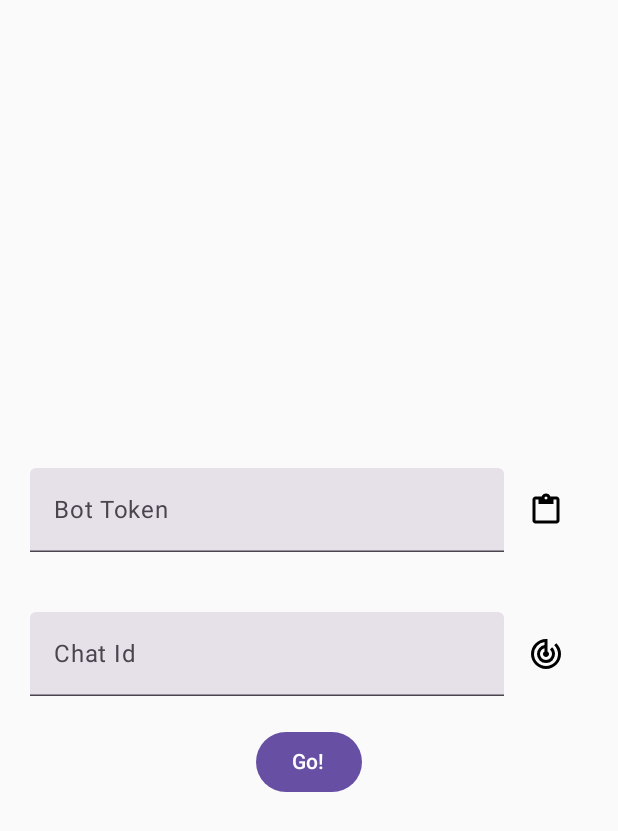
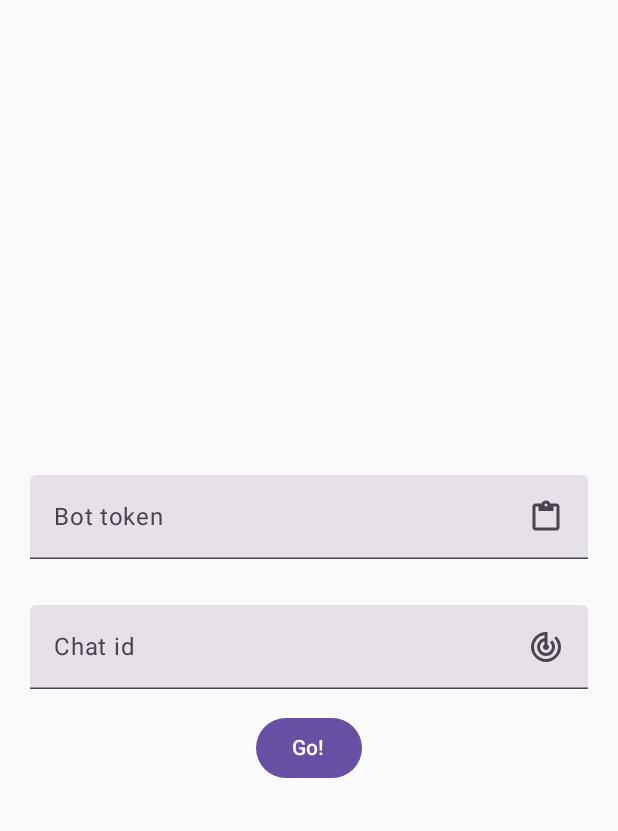
Before and after one commit to icewithcola/message2Tg, an Android app built with Jetpack Compose: the screen it shows after launch (MainActivity), on a phone screen of 412 x 824 dp. Shown: the top 831 px of the screen. Run offline under Robolectric (Android 15) with nearby library versions, the phone set to English and light mode, and no system bars.

Commit message:
format code and optimize code style

```diff
--- a/app/src/main/java/uk/kagurach/message2TG/MainActivity.kt
+++ b/app/src/main/java/uk/kagurach/message2TG/MainActivity.kt
@@ -4,31 +4,23 @@ import android.Manifest.permission
 import android.content.ClipDescription.MIMETYPE_TEXT_PLAIN
 import android.content.ClipboardManager
 import android.content.Context
-import android.content.Intent
 import android.content.pm.PackageManager
 import android.os.Bundle
 import android.widget.Toast
 import androidx.activity.ComponentActivity
 import androidx.activity.compose.setContent
 import androidx.activity.enableEdgeToEdge
-import androidx.compose.foundation.horizontalScroll
 import androidx.compose.foundation.layout.Arrangement
 import androidx.compose.foundation.layout.Box
 import androidx.compose.foundation.layout.Column
-import androidx.compose.foundation.layout.Row
 import androidx.compose.foundation.layout.fillMaxSize
 import androidx.compose.foundation.layout.fillMaxWidth
 import androidx.compose.foundation.layout.navigationBarsPadding
 import androidx.compose.foundation.layout.padding
 import androidx.compose.foundation.layout.size
 import androidx.compose.foundation.layout.statusBarsPadding
-import androidx.compose.foundation.rememberScrollState
-import androidx.compose.foundation.text.KeyboardOptions
 import androidx.compose.material3.Button
-import androidx.compose.material3.Icon
-import androidx.compose.material3.IconButton
 import androidx.compose.material3.Text
-import androidx.compose.material3.TextField
 import androidx.compose.runtime.Composable
 import androidx.compose.runtime.getValue
 import androidx.compose.runtime.mutableLongStateOf
@@ -37,15 +29,17 @@ import androidx.compose.runtime.remember
 import androidx.compose.runtime.setValue
 import androidx.compose.ui.Alignment
 import androidx.compose.ui.Modifier
-import androidx.compose.ui.graphics.Color
 import androidx.compose.ui.res.painterResource
 import androidx.compose.ui.text.TextStyle
 import androidx.compose.ui.text.font.FontFamily
 import androidx.compose.ui.text.input.KeyboardType
+import androidx.compose.ui.text.input.PasswordVisualTransformation
+import androidx.compose.ui.text.input.VisualTransformation
 import androidx.compose.ui.unit.dp
 import androidx.core.app.ActivityCompat
 import androidx.core.content.ContextCompat
 import androidx.core.content.ContextCompat.getSystemService
+import uk.kagurach.message2TG.ui.compose.Inputer
 import uk.kagurach.tgbotapi.BotApiImpl
 
 class MainActivity : ComponentActivity() {
@@ -71,8 +65,8 @@ class MainActivity : ComponentActivity() {
     var token: String = ""
     var chatId: Long = 0
     storage.getDefaults { s, l ->
-      token = s?:""
-      chatId = l?:0
+      token = s ?: ""
+      chatId = l ?: 0
     }
 
     setContent {
@@ -83,85 +77,70 @@ class MainActivity : ComponentActivity() {
             .statusBarsPadding()
             .navigationBarsPadding()
         )
-        SettingPage(baseContext,token,chatId)
+        MainPage(baseContext, token, chatId)
       }
     }
   }
 }
 
 @Composable
-fun SettingPage(ctx: Context,defaultToken: String,defaultChatId: Long) {
-  var token by remember {
-    mutableStateOf(defaultToken)
-  }
-  var chatId by remember {
-    mutableLongStateOf(defaultChatId)
-  }
+fun MainPage(ctx: Context, defaultToken: String, defaultChatId: Long) {
+  var token by remember { mutableStateOf(defaultToken) }
+  var chatId by remember { mutableLongStateOf(defaultChatId) }
+  var tokenVisibility by remember { mutableStateOf(false) }
 
-  var botTokenTextColor by remember {
-    mutableStateOf(Color.Black)
-  }
-
-  var passwordVisibility
-
-  val rowStyle = Modifier
+  val inputer = Inputer(
+    inputTextStyle = TextStyle(
+      fontFamily = FontFamily.Monospace
+    ),
+    textFieldSharedModifier = Modifier
       .fillMaxWidth()
-    .padding(vertical = 20.dp, horizontal = 20.dp)
-
-
+      .padding(vertical = 15.dp, horizontal = 20.dp),
+    iconModifier = Modifier
+      .size(56.dp)
+  )
   Column(
     modifier = Modifier.fillMaxSize(),
     horizontalAlignment = Alignment.CenterHorizontally,
     verticalArrangement = Arrangement.Center
   ) {
-    Row(modifier = rowStyle) {
-      TextField(
+    inputer.InputBox(
       value = token,
-        onValueChange = { token = it.trimIndent() },
-        label = { Text(text = "Bot Token") },
-        maxLines = 1,
-        textStyle = TextStyle(
-          fontFamily = FontFamily.Monospace,
-          color = botTokenTextColor
-        ),
-
-        modifier = Modifier
-          .weight(1f)
-          .horizontalScroll(rememberScrollState())
-      )
-
-      IconButton(
-        onClick = {
+      labelText = "Bot token",
+      iconPainter = painterResource(R.drawable.content_paste),
+      onValueChange = {
+        token = it.trimIndent()
+      },
+      iconButtonOnClick = {
         val clipboard = getSystemService(ctx, ClipboardManager::class.java)
         if (clipboard == null ||
           clipboard.primaryClipDescription?.hasMimeType(MIMETYPE_TEXT_PLAIN) != true
         ) {
-            return@IconButton
+          return@InputBox
         }
         val pasteData = clipboard.primaryClip?.getItemAt(0)
         if (pasteData != null) {
           token = pasteData.text.toString().split('\n')[0].trimIndent()
         }
-          botTokenTextColor = Color.Black
       },
-        modifier = Modifier.size(56.dp)
-      ) {
-        Icon(
-          painter = painterResource(R.drawable.content_paste),
-          contentDescription = "paste"
+      onFocusChanged = { focusState ->
+        tokenVisibility = focusState.hasFocus
+      },
+      visualTransformation = if (tokenVisibility)
+        VisualTransformation.None
+      else
+        PasswordVisualTransformation()
     )
-      }
-    }
 
-    Row(modifier = rowStyle) {
-      TextField(
-        value = if (chatId == 0L) {
-          ""
-        } else chatId.toString(),
+    inputer.InputBox(
+      value = if (chatId == 0L) "" else chatId.toString(),
+      labelText = "Chat id",
+      iconPainter = painterResource(R.drawable.track_changes),
+      keyboardType = KeyboardType.Decimal,
       onValueChange = { newInput ->
         if (newInput.isEmpty()) {
           chatId = 0
-            return@TextField
+          return@InputBox
         }
 
         var result = ""
@@ -175,29 +154,18 @@ fun SettingPage(ctx: Context,defaultToken: String,defaultChatId: Long) {
         }
         chatId = result.toLong()
       },
-        label = { Text(text = "Chat Id") },
-        maxLines = 1,
-        textStyle = TextStyle(
-          fontFamily = FontFamily.Monospace,
-        ),
-        keyboardOptions = KeyboardOptions(keyboardType = KeyboardType.Decimal),
-        modifier = Modifier
-          .weight(1f)
-          .horizontalScroll(rememberScrollState())
-      )
-      IconButton(
-        onClick = {
-          if (token.isEmpty()){
-            return@IconButton
+      iconButtonOnClick = {
+        if (token.isEmpty()) {
+          return@InputBox
         }
-          Toast.makeText(ctx,"Send message to your bot",Toast.LENGTH_SHORT).show()
+        Toast.makeText(ctx, "Send message to your bot", Toast.LENGTH_SHORT).show()
         val botApiImpl = BotApiImpl(token, chatId)
         botApiImpl.getUpdates(
           limit = 1,
           timeout = 5,
-            errorHandler = { err->
-              if (err.code() == 401 || err.code() == 404){ // Failed To authenticate or wrong token
-                botTokenTextColor = Color.Red
+          errorHandler = { err ->
+            if (err.code() == 401 || err.code() == 404) { // Failed To authenticate or wrong token
+              Toast.makeText(ctx, "Wrong bot token", Toast.LENGTH_SHORT).show()
             }
           }
         ) { result ->
@@ -206,24 +174,17 @@ fun SettingPage(ctx: Context,defaultToken: String,defaultChatId: Long) {
             if (chatId == 0L && gotId != 0L) {
               chatId = gotId
             }
-              botTokenTextColor = Color.Black
           }
         }
-        },
-        modifier = Modifier.size(56.dp)
-      ) {
-        Icon(
-          painter = painterResource(R.drawable.track_changes),
-          contentDescription = "paste"
+      }
     )
-      }
-    }
+
     Button(onClick = {
       val botApiImpl = BotApiImpl(token, chatId)
       val storage = Storage(ctx)
       botApiImpl.sendMessage(text = "Message2Tg Connected successfully") { result ->
         storage.setDefaults(token, chatId)
-        testAndStartService(ctx,true)
+        testAndStartService(ctx, true)
       }
     }) {
       Text(text = "Go!")
--- /dev/null
+++ b/app/src/main/java/uk/kagurach/message2TG/ui/compose/Inputer.kt
@@ -0,0 +1,71 @@
+package uk.kagurach.message2TG.ui.compose
+
+import androidx.compose.foundation.text.KeyboardActions
+import androidx.compose.foundation.text.KeyboardOptions
+import androidx.compose.material3.Icon
+import androidx.compose.material3.IconButton
+import androidx.compose.material3.Text
+import androidx.compose.material3.TextField
+import androidx.compose.runtime.Composable
+import androidx.compose.ui.Modifier
+import androidx.compose.ui.focus.FocusState
+import androidx.compose.ui.focus.onFocusChanged
+import androidx.compose.ui.graphics.painter.Painter
+import androidx.compose.ui.platform.LocalSoftwareKeyboardController
+import androidx.compose.ui.text.TextStyle
+import androidx.compose.ui.text.input.ImeAction
+import androidx.compose.ui.text.input.KeyboardType
+import androidx.compose.ui.text.input.VisualTransformation
+
+/*** Inputer:
+ * Basic Wrapped InputBox with a IconButton,
+ * with shared styling and generic settings
+ * @see TextField
+ * @see IconButton
+ * @author kagura
+ */
+class Inputer(
+  val inputTextStyle: TextStyle,
+  val textFieldSharedModifier: Modifier,
+  val iconModifier: Modifier
+) {
+
+  @Composable
+  fun InputBox(
+    value: String,
+    labelText: String,
+    textStyle: TextStyle = inputTextStyle,
+    iconPainter: Painter,
+    iconDescription: String = "",
+    onValueChange: (String) -> Unit,
+    iconButtonOnClick: () -> Unit,
+    onFocusChanged: (FocusState) -> Unit = {},
+    visualTransformation: VisualTransformation = VisualTransformation.None,
+    keyboardType: KeyboardType = KeyboardType.Text
+  ) {
+    val keyboardController = LocalSoftwareKeyboardController.current
+
+    TextField(
+      value = value,
+      onValueChange = onValueChange,
+      label = { Text(text = labelText) },
+      textStyle = textStyle,
+      modifier = textFieldSharedModifier
+        .onFocusChanged { onFocusChanged.invoke(it) },
+      visualTransformation = visualTransformation,
+      keyboardOptions = KeyboardOptions(imeAction = ImeAction.Done, keyboardType = keyboardType),
+      keyboardActions = KeyboardActions(onDone = { keyboardController?.hide() }),
+      trailingIcon = {
+        IconButton(
+          onClick = iconButtonOnClick,
+          modifier = iconModifier
+        ) {
+          Icon(
+            painter = iconPainter,
+            contentDescription = iconDescription
+          )
+        }
+      }
+    )
+  }
+}
```
Also changed, not shown: app/src/main/java/uk/kagurach/message2TG/ForwardService.kt (+3 -5 lines), app/src/main/java/uk/kagurach/message2TG/ServiceHelper.kt (+7 -3 lines), app/src/main/java/uk/kagurach/tgbotapi/BotApiImpl.kt (+9 -9 lines). Lines whose indentation alone changed are shown as unchanged.
